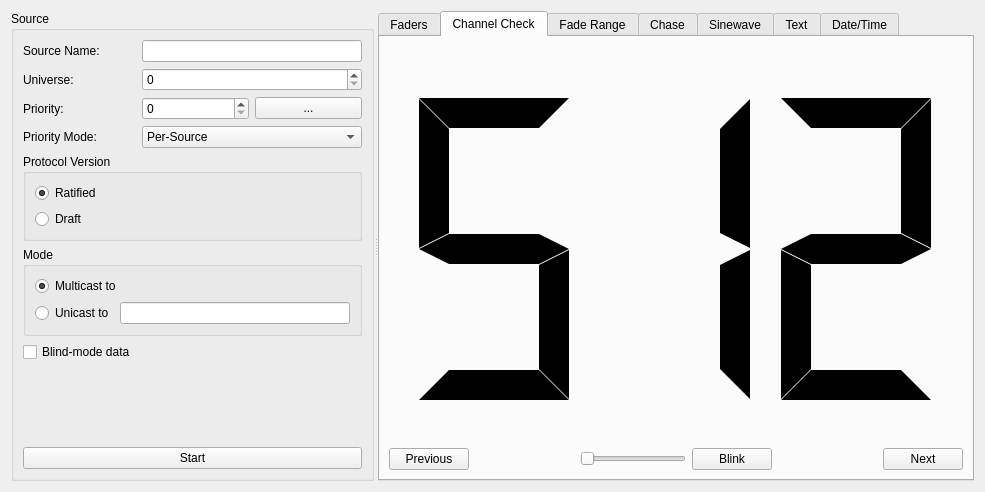
Qt form ui/transmitwindow.ui (docsteer/sacnview) before a commit.
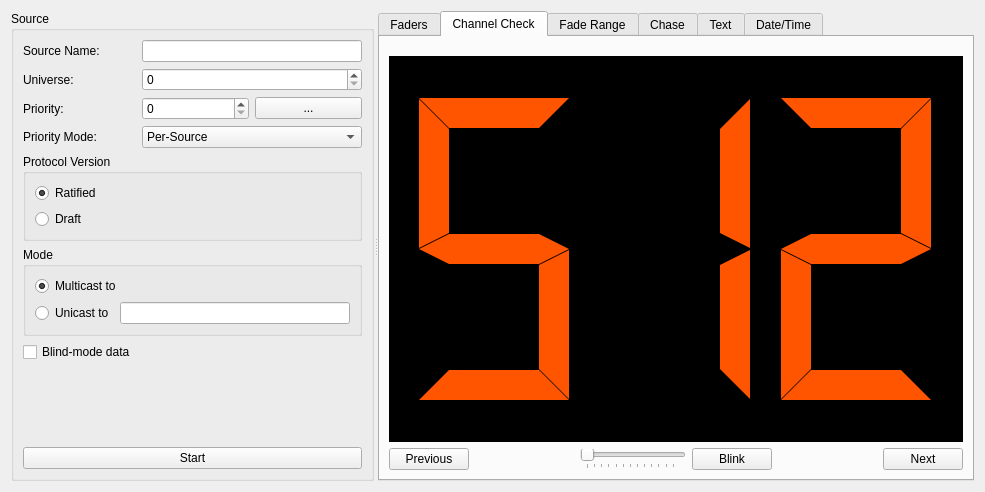
The same form after that commit. The open tabs and pages were chosen to show the change. Icons and pictures are not drawn.

Patch:
```diff
--- a/ui/transmitwindow.ui
+++ b/ui/transmitwindow.ui
@@ -252,6 +252,10 @@
             <verstretch>0</verstretch>
            </sizepolicy>
           </property>
+          <property name="styleSheet">
+           <string notr="true">background-color:rgb(0, 0, 0);
+color: rgb(255, 85, 0);</string>
+          </property>
           <property name="frameShape">
            <enum>QFrame::NoFrame</enum>
           </property>
@@ -298,10 +302,25 @@
            </spacer>
           </item>
           <item>
-           <widget class="QSlider" name="horizontalSlider">
+           <widget class="QSlider" name="slChannelCheck">
+            <property name="focusPolicy">
+             <enum>Qt::NoFocus</enum>
+            </property>
+            <property name="maximum">
+             <number>255</number>
+            </property>
             <property name="orientation">
              <enum>Qt::Horizontal</enum>
             </property>
+            <property name="invertedAppearance">
+             <bool>false</bool>
+            </property>
+            <property name="tickPosition">
+             <enum>QSlider::TicksBelow</enum>
+            </property>
+            <property name="tickInterval">
+             <number>20</number>
+            </property>
            </widget>
           </item>
           <item>
@@ -525,11 +544,6 @@
         <string>Chase</string>
        </attribute>
       </widget>
-      <widget class="QWidget" name="tab_2">
-       <attribute name="title">
-        <string>Sinewave</string>
-       </attribute>
-      </widget>
       <widget class="QWidget" name="tab_6">
        <attribute name="title">
         <string>Text</string>
```
Left out of the diff: 25 changed lines with no effect on the pictures.
